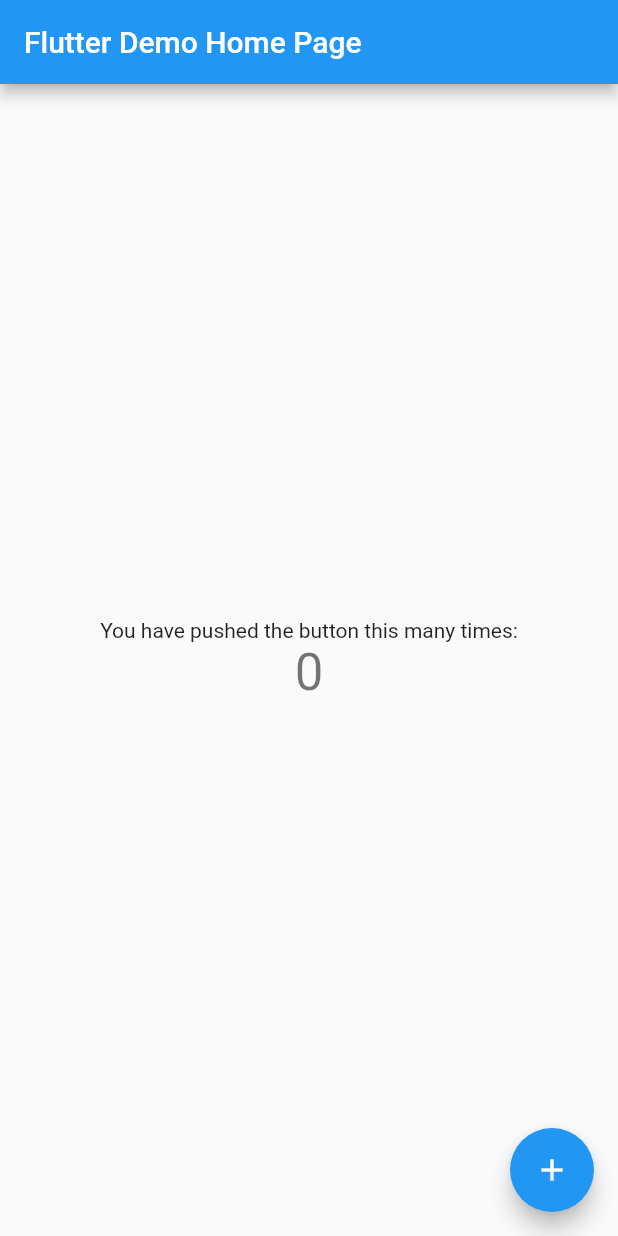
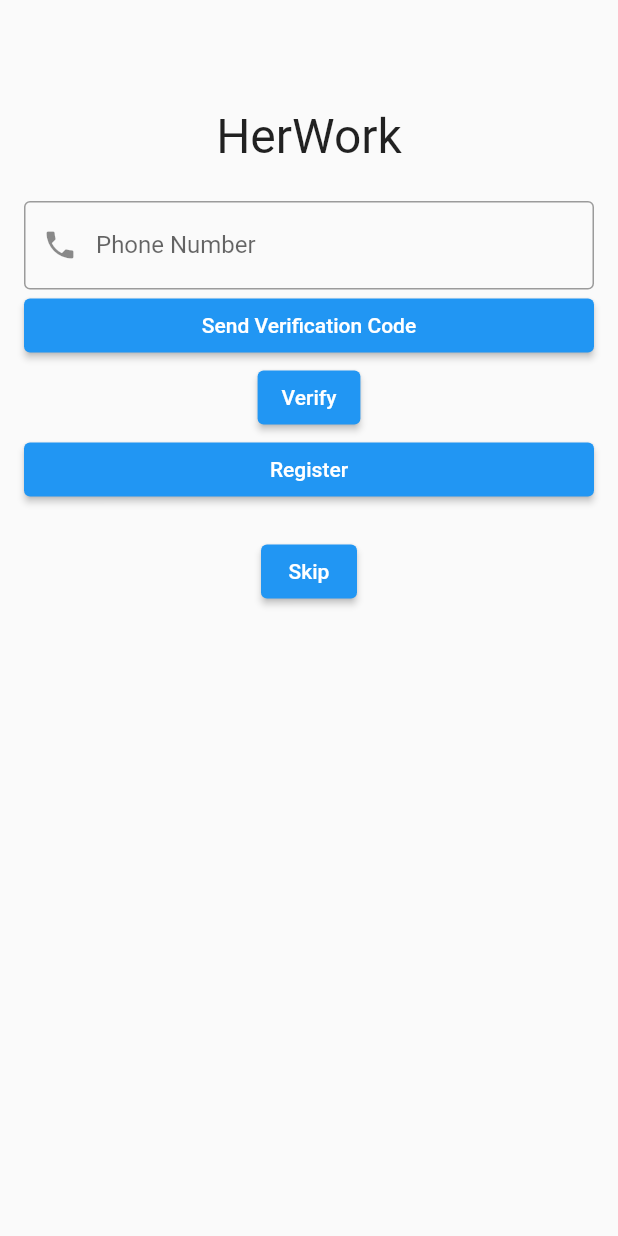
Before and after one commit to samuzaffar99/HerWork, a Flutter app: the screen it shows after launch, on a phone screen of 412 x 824 dp. Run offline on Flutter 3.47's test engine with Material 2 defaults, Android fonts, the phone set to English and light mode, and no system bars; our stand-ins replace get, reactive_forms.

Commit message:
add welcome page

```diff
--- a/lib/main.dart
+++ b/lib/main.dart
@@ -1,5 +1,8 @@
 import 'package:flutter/material.dart';
 import 'package:get/get.dart';
+
+import 'pages/signup/signup.dart';
+import 'welcome.dart';
 
 void main() {
   runApp(const MyApp());
@@ -8,109 +11,31 @@
 class MyApp extends StatelessWidget {
   const MyApp({Key? key}) : super(key: key);
 
-  // This widget is the root of your application.
   @override
   Widget build(BuildContext context) {
     return  GetMaterialApp(
-      title: 'Flutter Demo',
+      title: 'HerWork',
+      initialRoute: '/',
+      getPages: [
+        // GetPage(
+        //   name: '/main',
+        //   page: () => const DashboardPage(),
+        //   binding: NavBinding(),
+        // ),
+        GetPage(name: '/', page: () => WelcomePage()),
+        GetPage(name: '/signup', page: () => SignupPage()),
+        // GetPage(name: '/home', page: () => HomePage()),
+        // GetPage(name: '/settings', page: () => SettingsPage()),
+        // GetPage(name: '/profile', page: () => ProfilePage()),
+        // GetPage(name: '/admin', page: () => AdminPage()),
+        // GetPage(name: '/search', page: () => SearchPage(), transition: Transition.zoom),
+      ],
       theme: ThemeData(
-        // This is the theme of your application.
-        //
-        // Try running your application with "flutter run". You'll see the
-        // application has a blue toolbar. Then, without quitting the app, try
-        // changing the primarySwatch below to Colors.green and then invoke
-        // "hot reload" (press "r" in the console where you ran "flutter run",
-        // or simply save your changes to "hot reload" in a Flutter IDE).
-        // Notice that the counter didn't reset back to zero; the application
-        // is not restarted.
         primarySwatch: Colors.blue,
+        // textTheme: GoogleFonts.robotoTextTheme(
+        //   Theme.of(context).textTheme,
+        // ),
       ),
-      home: const MyHomePage(title: 'Flutter Demo Home Page'),
     );
   }
 }
-
-class MyHomePage extends StatefulWidget {
-  const MyHomePage({Key? key, required this.title}) : super(key: key);
-
-  // This widget is the home page of your application. It is stateful, meaning
-  // that it has a State object (defined below) that contains fields that affect
-  // how it looks.
-
-  // This class is the configuration for the state. It holds the values (in this
-  // case the title) provided by the parent (in this case the App widget) and
-  // used by the build method of the State. Fields in a Widget subclass are
-  // always marked "final".
-
-  final String title;
-
-  @override
-  State<MyHomePage> createState() => _MyHomePageState();
-}
-
-class _MyHomePageState extends State<MyHomePage> {
-  int _counter = 0;
-
-  void _incrementCounter() {
-    setState(() {
-      // This call to setState tells the Flutter framework that something has
-      // changed in this State, which causes it to rerun the build method below
-      // so that the display can reflect the updated values. If we changed
-      // _counter without calling setState(), then the build method would not be
-      // called again, and so nothing would appear to happen.
-      _counter++;
-    });
-  }
-
-  @override
-  Widget build(BuildContext context) {
-    // This method is rerun every time setState is called, for instance as done
-    // by the _incrementCounter method above.
-    //
-    // The Flutter framework has been optimized to make rerunning build methods
-    // fast, so that you can just rebuild anything that needs updating rather
-    // than having to individually change instances of widgets.
-    return Scaffold(
-      appBar: AppBar(
-        // Here we take the value from the MyHomePage object that was created by
-        // the App.build method, and use it to set our appbar title.
-        title: Text(widget.title),
-      ),
-      body: Center(
-        // Center is a layout widget. It takes a single child and positions it
-        // in the middle of the parent.
-        child: Column(
-          // Column is also a layout widget. It takes a list of children and
-          // arranges them vertically. By default, it sizes itself to fit its
-          // children horizontally, and tries to be as tall as its parent.
-          //
-          // Invoke "debug painting" (press "p" in the console, choose the
-          // "Toggle Debug Paint" action from the Flutter Inspector in Android
-          // Studio, or the "Toggle Debug Paint" command in Visual Studio Code)
-          // to see the wireframe for each widget.
-          //
-          // Column has various properties to control how it sizes itself and
-          // how it positions its children. Here we use mainAxisAlignment to
-          // center the children vertically; the main axis here is the vertical
-          // axis because Columns are vertical (the cross axis would be
-          // horizontal).
-          mainAxisAlignment: MainAxisAlignment.center,
-          children: <Widget>[
-            const Text(
-              'You have pushed the button this many times:',
-            ),
-            Text(
-              '$_counter',
-              style: Theme.of(context).textTheme.headline4,
-            ),
-          ],
-        ),
-      ),
-      floatingActionButton: FloatingActionButton(
-        onPressed: _incrementCounter,
-        tooltip: 'Increment',
-        child: const Icon(Icons.add),
-      ), // This trailing comma makes auto-formatting nicer for build methods.
-    );
-  }
-}
--- a/lib/pages/signup/signup.dart
+++ b/lib/pages/signup/signup.dart
@@ -256,7 +256,7 @@
           ),
           const SizedBox(height: 12),
           ReactiveTextField(
-            formControlName: 'price',
+            formControlName: 'cost',
             decoration: const InputDecoration(
               icon: Icon(Icons.phone),
               border: OutlineInputBorder(),
@@ -264,19 +264,20 @@
           ),
           const SizedBox(height: 12),
           ReactiveTextField(
-            formControlName: 'details',
+            formControlName: 'description',
             decoration: const InputDecoration(
               icon: Icon(Icons.credit_card_outlined),
               border: OutlineInputBorder(),
             ),
           ),
           const SizedBox(height: 12),
-          ReactiveTextField(
-            formControlName: 'available',
-            decoration: const InputDecoration(
-              icon: Icon(Icons.family_restroom),
-              border: OutlineInputBorder(),
-            ),
+          Row(
+            children: [
+              const Text("Available"),
+              ReactiveCheckbox(
+                formControlName: 'available',
+              ),
+            ],
           ),
           const Spacer(),
           finishButton(),
--- a/lib/welcome.dart
+++ b/lib/welcome.dart
@@ -0,0 +1,106 @@
+import 'package:flutter/cupertino.dart';
+import 'package:flutter/foundation.dart';
+import 'package:flutter/material.dart';
+import 'package:get/get.dart';
+
+import 'pages/signup/signup.dart';
+// import 'package:pin_code_fields/pin_code_fields.dart';
+
+class WelcomePage extends StatelessWidget {
+  WelcomePage({Key? key}) : super(key: key);
+
+  // final String title = "Welcome";
+
+  // final LoginController loginController = Get.put(LoginController());
+
+  @override
+  Widget build(BuildContext context) {
+    return Scaffold(
+      appBar: AppBar(
+        backgroundColor: Colors.transparent,
+        elevation: 0,
+        // leading: const Icon(Icons.person),
+        // title: Text(title, style: const TextStyle(letterSpacing: 3)),
+      ),
+      body: Padding(
+        padding: const EdgeInsets.all(16),
+        child: Column(
+          children: [
+            Column(
+              mainAxisAlignment: MainAxisAlignment.center,
+              children: <Widget>[
+                const Text('HerWork',
+                    style: TextStyle(fontSize: 32)),
+                // const Text("Login"),
+                const SizedBox(height: 24),
+                TextField(
+                    keyboardType: TextInputType.phone,
+                    // controller: loginController.phoneController,
+                    decoration: const InputDecoration(
+                      labelText: "Phone Number",
+                      border: OutlineInputBorder(),
+                      prefixIcon: Icon(Icons.phone),
+                    )),
+                Row(
+                  children: [
+                    Expanded(
+                      child: ElevatedButton(
+                        onPressed: () {
+                          //@todo move if condition to loginController
+                          // kIsWeb
+                          //     ? loginController.verifyWebPhoneNumber()
+                          //     : loginController.verifyPhoneNumber();
+                        },
+                        child: const Text("Send Verification Code"),
+                      ),
+                    ),
+                  ],
+                ),
+                // PinCodeTextField(
+                //   appContext: context,
+                //   length: 6,
+                //   obscureText: false,
+                //   animationType: AnimationType.fade,
+                //   animationDuration: const Duration(milliseconds: 300),
+                //   controller: loginController.codeController,
+                //   onChanged: (_) {},
+                // ),
+                ElevatedButton(
+                  onPressed: () {
+                    // kIsWeb
+                    //     ? loginController.confirmCodeWeb()
+                    //     : loginController.signInWithPhoneNumber();
+                  },
+                  child: const Text("Verify"),
+                ),
+                Row(
+                  children: [
+                    Expanded(
+                      child: ElevatedButton(
+                        onPressed: () {
+                          Get.toNamed("/signup");
+                        },
+                        child: const Text("Register"),
+                      ),
+                    ),
+                  ],
+                ),
+              ],
+            ),
+            // const Text('Profile',
+            //     style: TextStyle(fontSize: 32), textAlign: TextAlign.center),
+            const SizedBox(height: 20),
+            //@todo remove skip to home button once ready (only for avoiding auth)
+            ElevatedButton(
+              onPressed: () {
+                // Get.offAll(()=>const DashboardPage());
+                // Get.offAllNamed('/main');
+              },
+              child: const Text("Skip"),
+            ),
+          ],
+        ),
+      ),
+    );
+  }
+}
```
